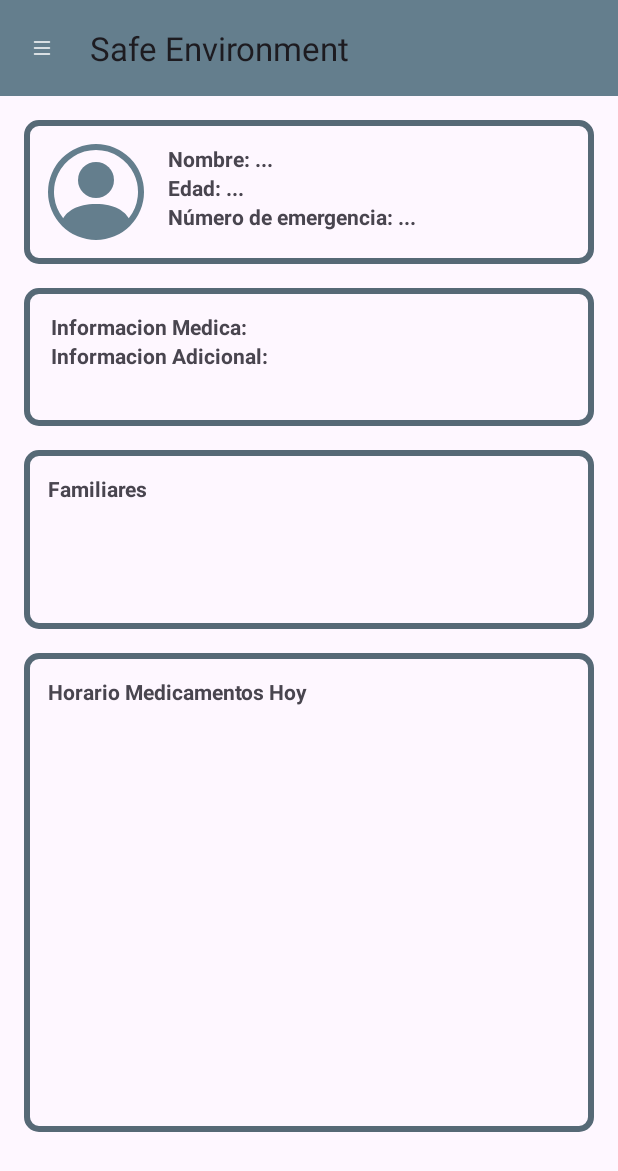
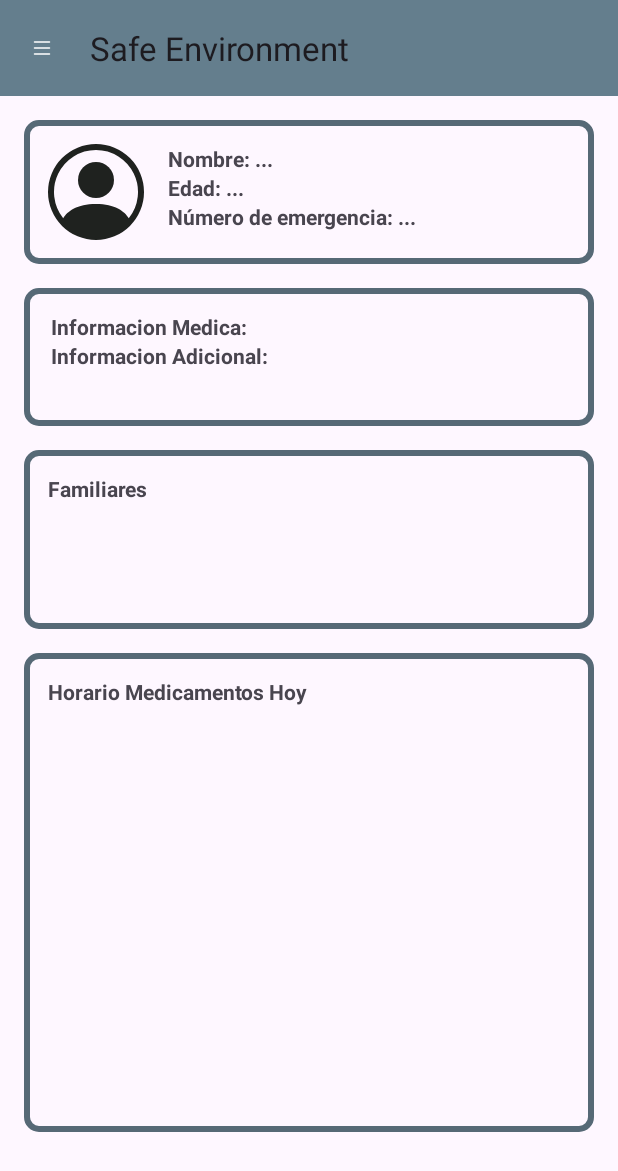
Before and after one commit to xChiat/SafeEnviroment, an Android app: the secondActivity screen opened directly, with no data from a screen before it, on a phone screen of 412 x 824 dp. Shown: the top 1171 px of the screen. Run offline under Robolectric (Android 15) with nearby library versions, the phone set to English and light mode, and no system bars.

```diff
--- /dev/null
+++ b/app/src/main/res/drawable/button_background.xml
@@ -0,0 +1,5 @@
+<shape xmlns:android="http://schemas.android.com/apk/res/android">
+    <corners android:radius="6dp" /> <!-- Ajusta el radio según tus necesidades -->
+    <solid android:color="@color/good" /> <!-- Ajusta el color según tus necesidades -->
+    <stroke android:width="2dp" android:color="@color/black" />
+</shape>
--- a/app/src/main/res/drawable/ic_avatar.xml
+++ b/app/src/main/res/drawable/ic_avatar.xml
@@ -5,9 +5,9 @@
     android:viewportHeight="16">
   <path
       android:pathData="M11,6a3,3 0,1 1,-6 0,3 3,0 0,1 6,0"
-      android:fillColor="@color/principal"/>
+      android:fillColor="@color/black"/>
   <path
       android:pathData="M0,8a8,8 0,1 1,16 0A8,8 0,0 1,0 8m8,-7a7,7 0,0 0,-5.468 11.37C3.242,11.226 4.805,10 8,10s4.757,1.225 5.468,2.37A7,7 0,0 0,8 1"
-      android:fillColor="@color/principal"
+      android:fillColor="@color/black"
       android:fillType="evenOdd"/>
 </vector>
```
